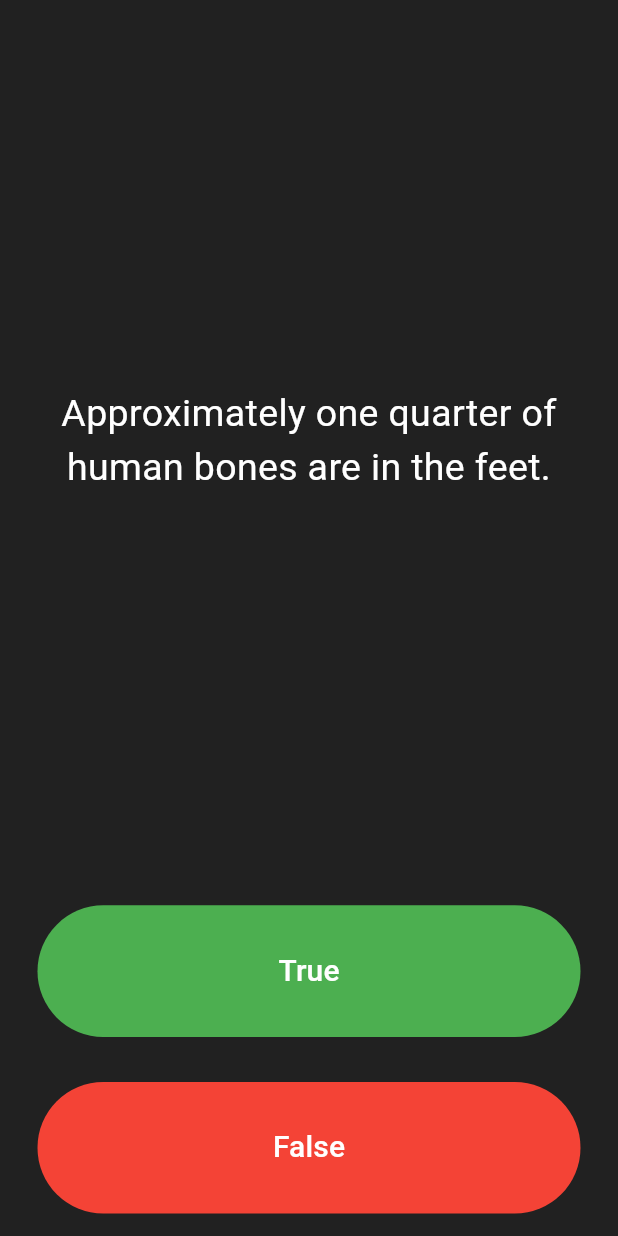
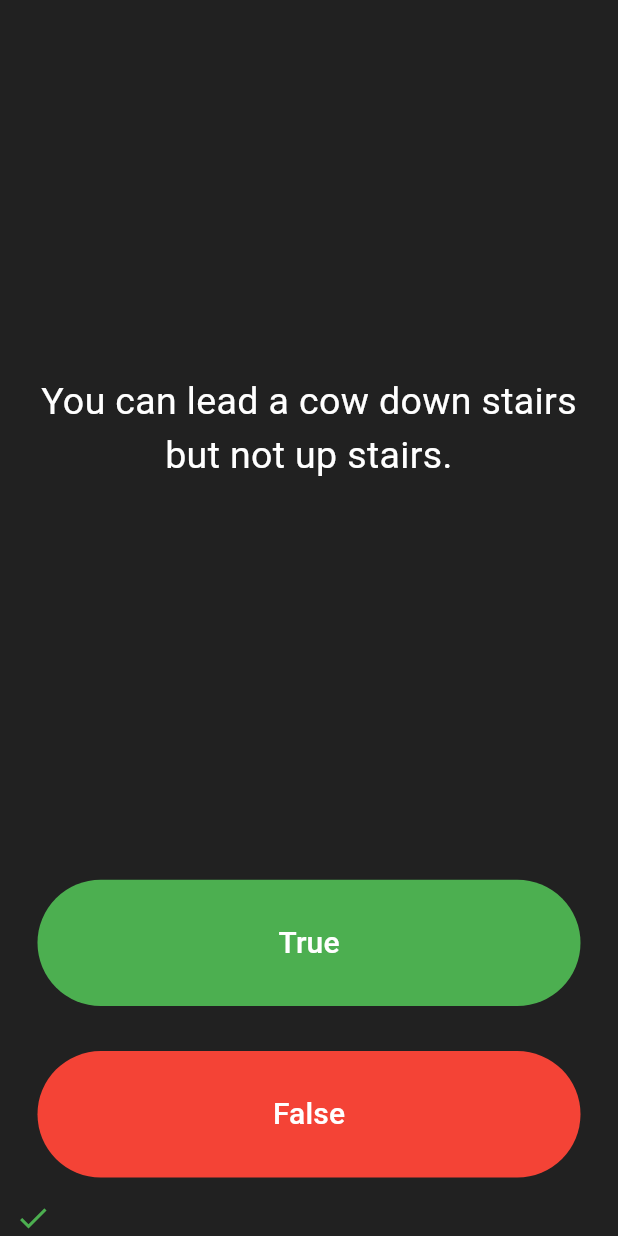
Before and after one commit to aezakmi7/quizzler-flutter, a Flutter app: the screen it shows after launch, after a tap on "True", on a phone screen of 412 x 824 dp. Run offline on Flutter 3.47's test engine with Material 3 defaults, Android fonts, the light colour scheme and no system bars; our stand-ins replace rflutter_alert.

Commit message:
Refactored Code [FINAL]

```diff
--- a/lib/data/questions.dart
+++ /dev/null
@@ -1,7 +0,0 @@
-List<String> questions = [
-  'You can lead a cow down stairs but not up stairs.',
-  'Approximately one quarter of human bones are in the feet.',
-  'A slug\'s blood is green.'
-];
-
-List<bool> answers = [false, true, true];
--- a/lib/main.dart
+++ b/lib/main.dart
@@ -1,5 +1,9 @@
 import 'package:flutter/material.dart';
-import 'package:quizzler_app_flutter/screens/quiz_screen.dart';
+import 'package:quizzler_app_flutter/models/quiz_brain.dart';
+import 'package:rflutter_alert/rflutter_alert.dart';
+//TODO: Step 2 - Import the rFlutter_Alert package here.
+
+QuizBrain quizBrain = QuizBrain();
 
 void main() => runApp(const Quizzler());
 
@@ -22,3 +26,117 @@
     );
   }
 }
+
+class QuizPage extends StatefulWidget {
+  const QuizPage({super.key});
+
+  @override
+  // ignore: library_private_types_in_public_api
+  _QuizPageState createState() => _QuizPageState();
+}
+
+class _QuizPageState extends State<QuizPage> {
+  List<Icon> scoreKeeper = [];
+
+  void checkAnswer(bool userPickedAnswer) {
+    bool correctAnswer = quizBrain.getCorrectAnswer();
+
+    setState(() {
+      if (quizBrain.isFinished() == true) {
+        Alert(
+          context: context,
+          title: 'Finished!',
+          desc: 'You\'ve reached the end of the quiz.',
+        ).show();
+
+        quizBrain.reset();
+
+        scoreKeeper = [];
+      } else {
+        if (userPickedAnswer == correctAnswer) {
+          scoreKeeper.add(const Icon(
+            Icons.check,
+            color: Colors.green,
+          ));
+        } else {
+          scoreKeeper.add(const Icon(
+            Icons.close,
+            color: Colors.red,
+          ));
+        }
+        quizBrain.nextQuestion();
+      }
+    });
+  }
+
+  @override
+  Widget build(BuildContext context) {
+    return Column(
+      mainAxisAlignment: MainAxisAlignment.spaceBetween,
+      crossAxisAlignment: CrossAxisAlignment.stretch,
+      children: <Widget>[
+        Expanded(
+          flex: 5,
+          child: Padding(
+            padding: const EdgeInsets.all(10.0),
+            child: Center(
+              child: Text(
+                quizBrain.getQuestionText(),
+                textAlign: TextAlign.center,
+                style: const TextStyle(
+                  fontSize: 25.0,
+                  color: Colors.white,
+                ),
+              ),
+            ),
+          ),
+        ),
+        Expanded(
+          child: Padding(
+            padding: const EdgeInsets.all(15.0),
+            child: TextButton(
+              style: ButtonStyle(
+                backgroundColor: WidgetStateProperty.all<Color>(Colors.green),
+              ),
+              child: const Text(
+                'True',
+                style: TextStyle(
+                  color: Colors.white,
+                  fontSize: 20.0,
+                ),
+              ),
+              onPressed: () {
+                //The user picked true.
+                checkAnswer(true);
+              },
+            ),
+          ),
+        ),
+        Expanded(
+          child: Padding(
+            padding: const EdgeInsets.all(15.0),
+            child: TextButton(
+              style: ButtonStyle(
+                backgroundColor: WidgetStateProperty.all<Color>(Colors.red),
+              ),
+              child: const Text(
+                'False',
+                style: TextStyle(
+                  fontSize: 20.0,
+                  color: Colors.white,
+                ),
+              ),
+              onPressed: () {
+                //The user picked false.
+                checkAnswer(false);
+              },
+            ),
+          ),
+        ),
+        Row(
+          children: scoreKeeper,
+        )
+      ],
+    );
+  }
+}
--- /dev/null
+++ b/lib/models/quiz_brain.dart
@@ -0,0 +1,65 @@
+class Question {
+  String questionText;
+  bool questionAnswer;
+
+  Question(this.questionText, this.questionAnswer);
+}
+
+class QuizBrain {
+  int _questionNumber = 0;
+
+  final List<Question> _questionBank = [
+    Question('Some cats are actually allergic to humans', true),
+    Question('You can lead a cow down stairs but not up stairs.', false),
+    Question('Approximately one quarter of human bones are in the feet.', true),
+    Question('A slug\'s blood is green.', true),
+    Question('Buzz Aldrin\'s mother\'s maiden name was \"Moon\".', true),
+    Question('It is illegal to pee in the Ocean in Portugal.', true),
+    Question(
+        'No piece of square dry paper can be folded in half more than 7 times.',
+        false),
+    Question(
+        'In London, UK, if you happen to die in the House of Parliament, you are technically entitled to a state funeral, because the building is considered too sacred a place.',
+        true),
+    Question(
+        'The loudest sound produced by any animal is 188 decibels. That animal is the African Elephant.',
+        false),
+    Question(
+        'The total surface area of two human lungs is approximately 70 square metres.',
+        true),
+    Question('Google was originally called \"Backrub\".', true),
+    Question(
+        'Chocolate affects a dog\'s heart and nervous system; a few ounces are enough to kill a small dog.',
+        true),
+    Question(
+        'In West Virginia, USA, if you accidentally hit an animal with your car, you are free to take it home to eat.',
+        true),
+  ];
+
+  void nextQuestion() {
+    if (_questionNumber < _questionBank.length - 1) {
+      _questionNumber++;
+    }
+  }
+
+  String getQuestionText() {
+    return _questionBank[_questionNumber].questionText;
+  }
+
+  bool getCorrectAnswer() {
+    return _questionBank[_questionNumber].questionAnswer;
+  }
+
+  bool isFinished() {
+    if (_questionNumber == _questionBank.length - 1) {
+      print('true');
+      return true;
+    } else {
+      return false;
+    }
+  }
+
+  void reset() {
+    _questionNumber = 0;
+  }
+}
--- a/lib/screens/quiz_screen.dart
+++ /dev/null
@@ -1,102 +0,0 @@
-import 'package:flutter/material.dart';
-import 'package:quizzler_app_flutter/data/questions.dart';
-
-class QuizPage extends StatefulWidget {
-  const QuizPage({super.key});
-
-  @override
-  State<QuizPage> createState() => _QuizPageState();
-}
-
-List<Widget> scoreKeeper = [];
-
-int questionNumber = 0;
-
-class _QuizPageState extends State<QuizPage> {
-  void nextQuestion() {
-    setState(() {
-      questionNumber++;
-    });
-  }
-
-  @override
-  Widget build(BuildContext context) {
-    bool correctAnwswer = answers[questionNumber];
-
-    return Column(
-      mainAxisAlignment: MainAxisAlignment.spaceBetween,
-      crossAxisAlignment: CrossAxisAlignment.stretch,
-      children: <Widget>[
-        Expanded(
-          flex: 5,
-          child: Padding(
-            padding: const EdgeInsets.all(10.0),
-            child: Center(
-              child: Text(
-                questions[questionNumber], //??
-                textAlign: TextAlign.center,
-                style: const TextStyle(
-                  fontSize: 25.0,
-                  color: Colors.white,
-                ),
-              ),
-            ),
-          ),
-        ),
-        Expanded(
-          child: Padding(
-            padding: const EdgeInsets.all(15.0),
-            child: TextButton(
-              style: ButtonStyle(
-                backgroundColor: WidgetStateProperty.all(Colors.green),
-              ),
-              child: const Text(
-                'True',
-                style: TextStyle(
-                  color: Colors.white,
-                  fontSize: 20.0,
-                ),
-              ),
-              onPressed: () {
-                if (correctAnwswer == false) {
-                  print('user got it right');
-                } else {
-                  print('user got it wrong');
-                }
-
-                nextQuestion();
-              },
-            ),
-          ),
-        ),
-        Expanded(
-          child: Padding(
-            padding: const EdgeInsets.all(15.0),
-            child: TextButton(
-              style: ButtonStyle(
-                backgroundColor: WidgetStateProperty.all(Colors.red),
-              ),
-              child: const Text(
-                'False',
-                style: TextStyle(
-                  fontSize: 20.0,
-                  color: Colors.white,
-                ),
-              ),
-              onPressed: () {
-                //The user picked false.
-              },
-            ),
-          ),
-        ),
-        Row(
-          children: scoreKeeper,
-        )
-      ],
-    );
-  }
-} //??
-
-/*
-
-*/
--- a/pubspec.yaml
+++ b/pubspec.yaml
@@ -35,6 +35,7 @@
   # The following adds the Cupertino Icons font to your application.
   # Use with the CupertinoIcons class for iOS style icons.
   cupertino_icons: ^1.0.6
+  rflutter_alert: ^2.0.7
 
 dev_dependencies:
   flutter_test:
```
Also changed, not shown: pubspec.lock, 1 other file.
